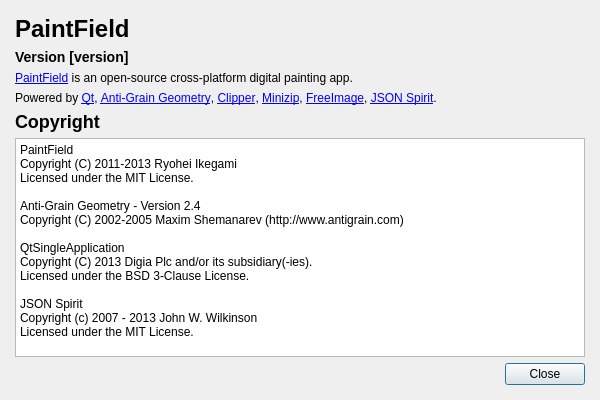
seanchas116/PaintField, file src/paintfield/extensions/aboutdialog/aboutdialog.ui: the form before one commit.
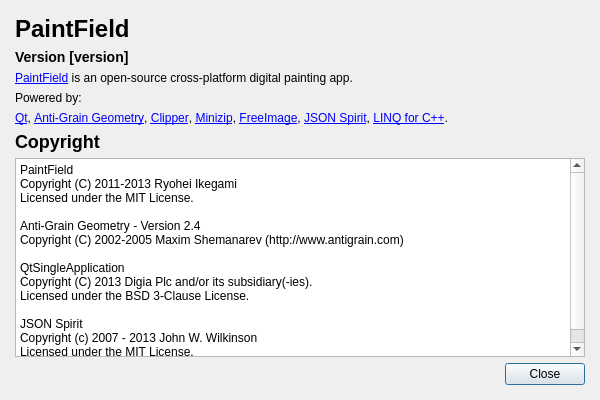
The form after the commit.

Diff of the .ui file:
```diff
--- a/src/paintfield/extensions/aboutdialog/aboutdialog.ui
+++ b/src/paintfield/extensions/aboutdialog/aboutdialog.ui
@@ -44,10 +44,17 @@
      </property>
     </widget>
    </item>
+   <item>
+    <widget class="QLabel" name="label_5">
+     <property name="text">
+      <string>Powered by:</string>
+     </property>
+    </widget>
+   </item>
    <item>
     <widget class="QLabel" name="label_4">
      <property name="text">
-      <string>Powered by &lt;a href=&quot;http://qt-project.org/&quot;&gt;Qt&lt;/a&gt;, &lt;a href=&quot;http://www.antigrain.com/&quot;&gt;Anti-Grain Geometry&lt;/a&gt;, &lt;a href=&quot;http://www.angusj.com/delphi/clipper.php&quot;&gt;Clipper&lt;/a&gt;, &lt;a href=&quot;http://www.winimage.com/zLibDll/minizip.html&quot;&gt;Minizip&lt;/a&gt;, &lt;a href=&quot;http://freeimage.sourceforge.net/&quot;&gt;FreeImage&lt;/a&gt;, &lt;a href=&quot;http://www.codeproject.com/Articles/20027/JSON-Spirit-A-C-JSON-Parser-Generator-Implemented&quot;&gt;JSON Spirit&lt;/a&gt;.</string>
+      <string>&lt;a href=&quot;http://qt-project.org/&quot;&gt;Qt&lt;/a&gt;, &lt;a href=&quot;http://www.antigrain.com/&quot;&gt;Anti-Grain Geometry&lt;/a&gt;, &lt;a href=&quot;http://www.angusj.com/delphi/clipper.php&quot;&gt;Clipper&lt;/a&gt;, &lt;a href=&quot;http://www.winimage.com/zLibDll/minizip.html&quot;&gt;Minizip&lt;/a&gt;, &lt;a href=&quot;http://freeimage.sourceforge.net/&quot;&gt;FreeImage&lt;/a&gt;, &lt;a href=&quot;http://www.codeproject.com/Articles/20027/JSON-Spirit-A-C-JSON-Parser-Generator-Implemented&quot;&gt;JSON Spirit&lt;/a&gt;, &lt;a href=&quot;http://cpplinq.codeplex.com/&quot;&gt;LINQ for C++&lt;/a&gt;.</string>
      </property>
      <property name="openExternalLinks">
       <bool>true</bool>
```
